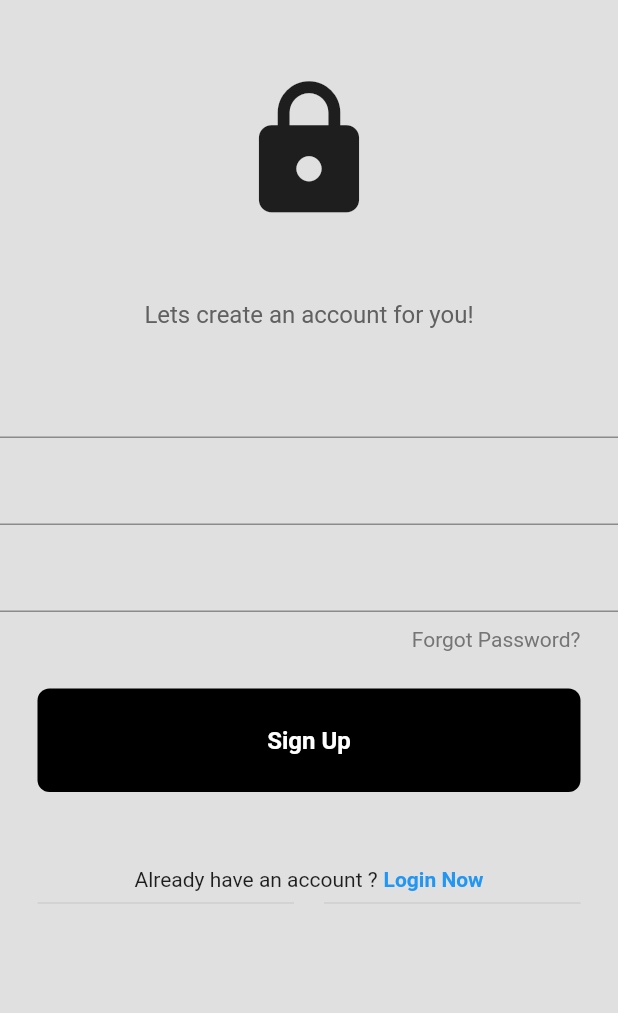
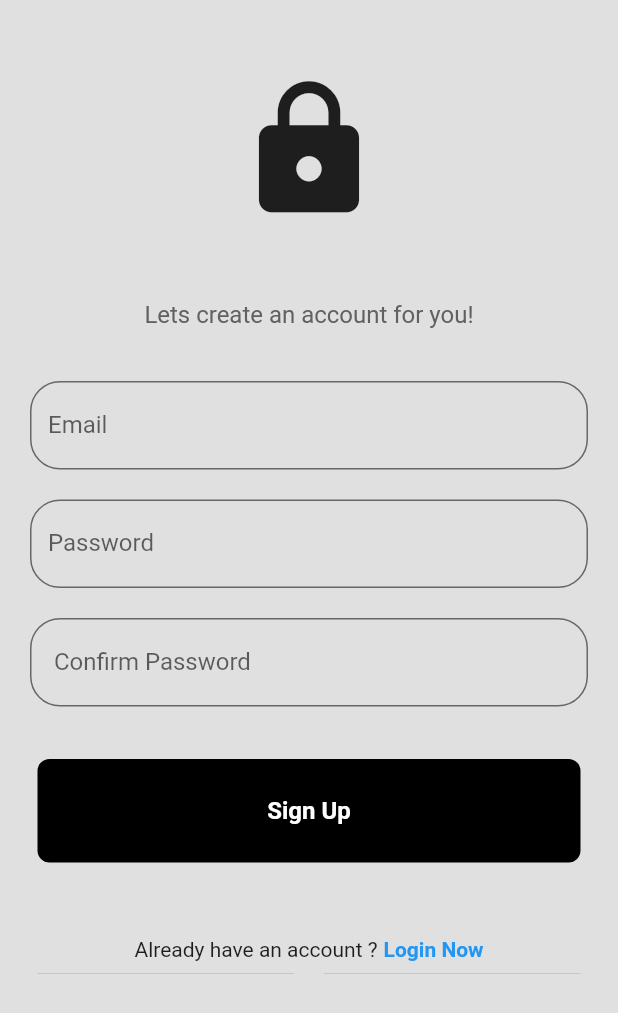
Before and after one commit to Misbah-Omar/twitblind, a Flutter app: the RegisterPage screen opened directly with empty values, on a phone screen of 412 x 824 dp. Shown: the top 1013 px of the screen. Run offline on Flutter 3.47's test engine with Material 2 defaults, Android fonts, the phone set to English and light mode, and no system bars; our stand-ins replace cloud_firestore, firebase_auth, firebase_core, flutter_tts, speech_to_text; missing offline and left inert: alan_voice, dart:ffi; accounts and stored records are empty.

Commit message:
UI Changes

```diff
--- a/lib/components/text_box.dart
+++ b/lib/components/text_box.dart
@@ -33,13 +33,13 @@ class MyTextBox extends StatelessWidget {
               ),
 
               //edit Button
-              IconButton(
-                onPressed: onPressed,
-                icon: Icon(
-                  Icons.settings,
-                  color: Colors.grey[800],
-                ),
-              ),
+              // IconButton(
+              //   onPressed: onPressed,
+              //   icon: Icon(
+              //     Icons.settings,
+              //     color: Colors.grey[800],
+              //   ),
+              // ),
             ],
           ),
 
--- a/lib/pages/profile_page.dart
+++ b/lib/pages/profile_page.dart
@@ -79,13 +79,13 @@ class _ProfilePageState extends State<ProfilePage> {
 
                 const SizedBox(height: 50),
                 // User Posts
-                Padding(
-                  padding: const EdgeInsets.only(left: 25.0),
-                  child: Text(
-                    'My Posts',
-                    style: TextStyle(color: Colors.grey[600]),
-                  ),
-                ),
+                // Padding(
+                //   padding: const EdgeInsets.only(left: 25.0),
+                //   child: Text(
+                //     'My Posts',
+                //     style: TextStyle(color: Colors.grey[600]),
+                //   ),
+                // ),
               ],
             );
           } else if (snapshot.hasError) {
--- a/lib/pages/register.dart
+++ b/lib/pages/register.dart
@@ -103,7 +103,9 @@ class _RegisterPageState extends State<RegisterPage> {
                 const SizedBox(height: 25),
 
                 // username textfield
-                TextFormField(
+                Padding(
+                  padding: const EdgeInsets.fromLTRB(20, 10, 20, 0),
+                  child: TextFormField(
                     controller: usernameController,
                     validator: (value) {
                       if (value == null || value.isEmpty) {
@@ -111,7 +113,34 @@ class _RegisterPageState extends State<RegisterPage> {
                       }
                       return null;
                     },
+                    decoration: InputDecoration(
+                      labelText: "Email",
+                      focusedBorder: OutlineInputBorder(
+                        borderRadius: BorderRadius.circular(20),
+                        borderSide: BorderSide(width: 1, color: Colors.black),
                       ),
+                      enabledBorder: OutlineInputBorder(
+                        borderRadius: BorderRadius.circular(20),
+                        borderSide: BorderSide(
+                            width: 1,
+                            color: Theme.of(context).unselectedWidgetColor),
+                      ),
+                      border: OutlineInputBorder(
+                        borderRadius: BorderRadius.circular(20),
+                        borderSide: BorderSide(),
+                      ),
+                    ),
+                  ),
+                ),
+                // TextFormField(
+                //   controller: usernameController,
+                //   validator: (value) {
+                //     if (value == null || value.isEmpty) {
+                //       return 'please enter some text';
+                //     }
+                //     return null;
+                //   },
+
                 // MyTextField(
                 //   controller: usernameController,
                 //   hintText: 'Username',
@@ -121,7 +150,9 @@ class _RegisterPageState extends State<RegisterPage> {
                 const SizedBox(height: 10),
 
                 // Confirm Password textfield
-                TextFormField(
+                Padding(
+                  padding: const EdgeInsets.fromLTRB(20, 10, 20, 0),
+                  child: TextFormField(
                     controller: passwordController,
                     validator: (value) {
                       if (value == null || value.isEmpty) {
@@ -129,7 +160,34 @@ class _RegisterPageState extends State<RegisterPage> {
                       }
                       return null;
                     },
+                    decoration: InputDecoration(
+                      labelText: "Password",
+                      focusedBorder: OutlineInputBorder(
+                        borderRadius: BorderRadius.circular(20),
+                        borderSide: BorderSide(width: 1, color: Colors.black),
                       ),
+                      enabledBorder: OutlineInputBorder(
+                        borderRadius: BorderRadius.circular(20),
+                        borderSide: BorderSide(
+                            width: 1,
+                            color: Theme.of(context).unselectedWidgetColor),
+                      ),
+                      border: OutlineInputBorder(
+                        borderRadius: BorderRadius.circular(20),
+                        borderSide: BorderSide(),
+                      ),
+                    ),
+                  ),
+                ),
+                // TextFormField(
+                //   controller: passwordController,
+                //   validator: (value) {
+                //     if (value == null || value.isEmpty) {
+                //       return 'please enter some text';
+                //     }
+                //     return null;
+                //   },
+                // ),
 
                 // MyTextField(
                 //   controller: passwordController,
@@ -140,7 +198,9 @@ class _RegisterPageState extends State<RegisterPage> {
                 const SizedBox(height: 10),
 
                 // password textfield
-                TextFormField(
+                Padding(
+                  padding: const EdgeInsets.fromLTRB(20, 10, 20, 0),
+                  child: TextFormField(
                     controller: confirmPasswordTextController,
                     validator: (value) {
                       if (value == null || value.isEmpty) {
@@ -148,7 +208,34 @@ class _RegisterPageState extends State<RegisterPage> {
                       }
                       return null;
                     },
+                    decoration: InputDecoration(
+                      labelText: " Confirm Password",
+                      focusedBorder: OutlineInputBorder(
+                        borderRadius: BorderRadius.circular(20),
+                        borderSide: BorderSide(width: 1, color: Colors.black),
                       ),
+                      enabledBorder: OutlineInputBorder(
+                        borderRadius: BorderRadius.circular(20),
+                        borderSide: BorderSide(
+                            width: 1,
+                            color: Theme.of(context).unselectedWidgetColor),
+                      ),
+                      border: OutlineInputBorder(
+                        borderRadius: BorderRadius.circular(20),
+                        borderSide: BorderSide(),
+                      ),
+                    ),
+                  ),
+                ),
+                // TextFormField(
+                //   controller: confirmPasswordTextController,
+                //   validator: (value) {
+                //     if (value == null || value.isEmpty) {
+                //       return 'please enter some text';
+                //     }
+                //     return null;
+                //   },
+                // ),
                 // MyTextField(
                 //   controller: confirmPasswordTextController,
                 //   hintText: 'Confirm Password',
@@ -158,18 +245,18 @@ class _RegisterPageState extends State<RegisterPage> {
                 const SizedBox(height: 10),
 
                 // forgot password?
-                Padding(
-                  padding: const EdgeInsets.symmetric(horizontal: 25.0),
-                  child: Row(
-                    mainAxisAlignment: MainAxisAlignment.end,
-                    children: [
-                      Text(
-                        'Forgot Password?',
-                        style: TextStyle(color: Colors.grey[600]),
-                      ),
-                    ],
-                  ),
-                ),
+                // Padding(
+                //   padding: const EdgeInsets.symmetric(horizontal: 25.0),
+                //   child: Row(
+                //     mainAxisAlignment: MainAxisAlignment.end,
+                //     children: [
+                //       Text(
+                //         'Forgot Password?',
+                //         style: TextStyle(color: Colors.grey[600]),
+                //       ),
+                //     ],
+                //   ),
+                // ),
 
                 const SizedBox(height: 25),
 
```
Also changed, not shown: pubspec.lock, 1 other file. Lines whose indentation alone changed are shown as unchanged.
